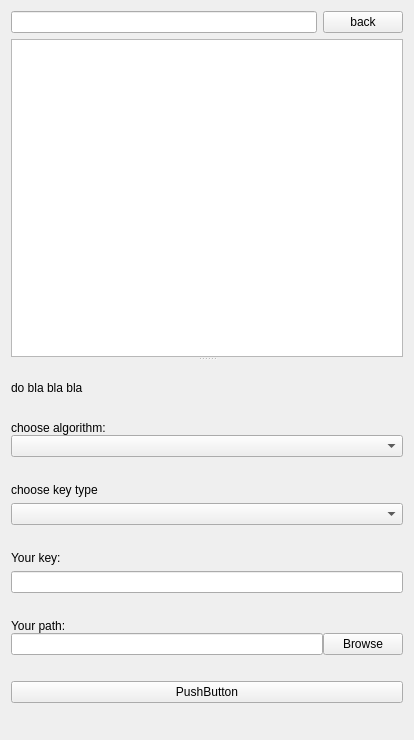
First picture: the form in forms/file_system.ui, repository akhmeade/yanileda, before the edit.
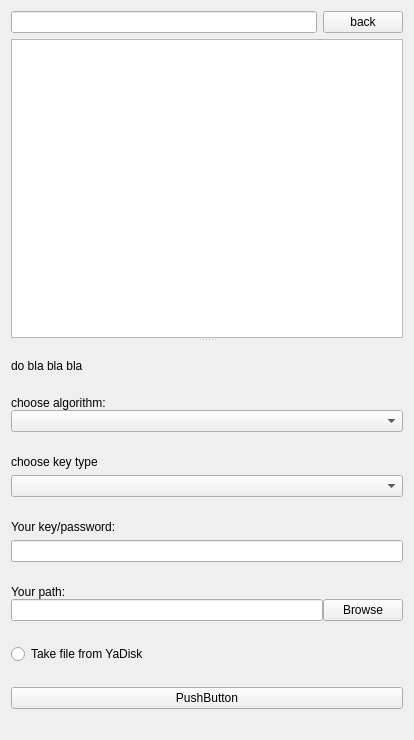
Second picture: the form after the edit.

Commit message: add processing of key_type

```diff
--- a/forms/file_system.ui
+++ b/forms/file_system.ui
@@ -146,7 +146,7 @@
             </sizepolicy>
            </property>
            <property name="text">
-            <string>Your key:</string>
+            <string>Your key/password:</string>
            </property>
           </widget>
          </item>
@@ -199,6 +199,13 @@
          </item>
         </layout>
        </item>
+       <item>
+        <widget class="QRadioButton" name="from_yadisk_button">
+         <property name="text">
+          <string>Take file from YaDisk</string>
+         </property>
+        </widget>
+       </item>
        <item>
         <widget class="QPushButton" name="load_button">
          <property name="text">
```
Left out of the diff: 2 changed lines with no effect on the pictures. The commit also changes 1 other file.
